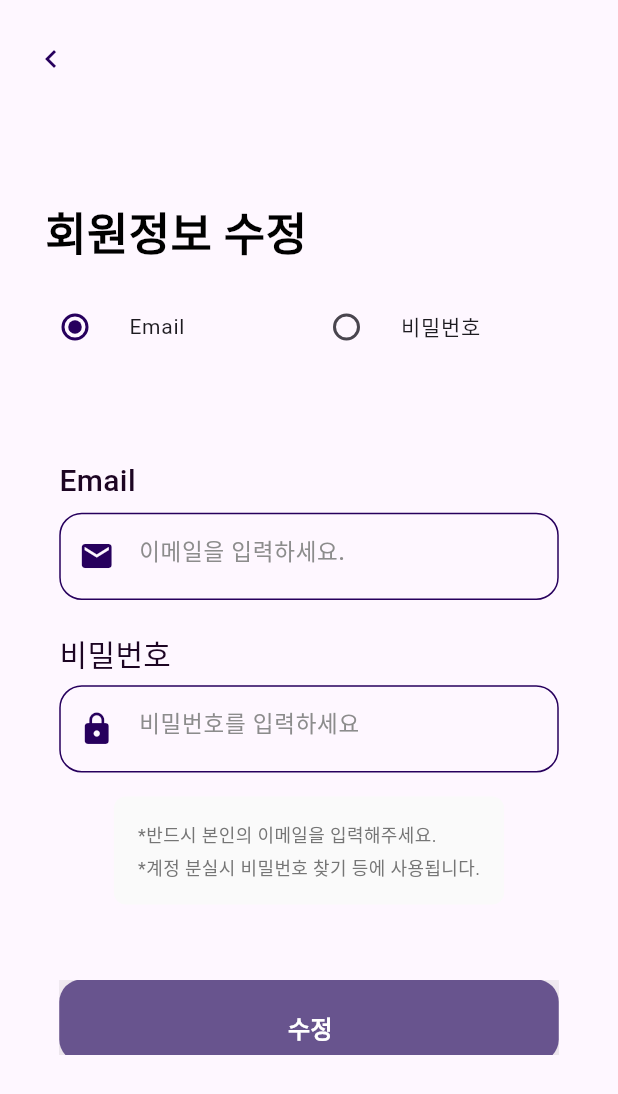
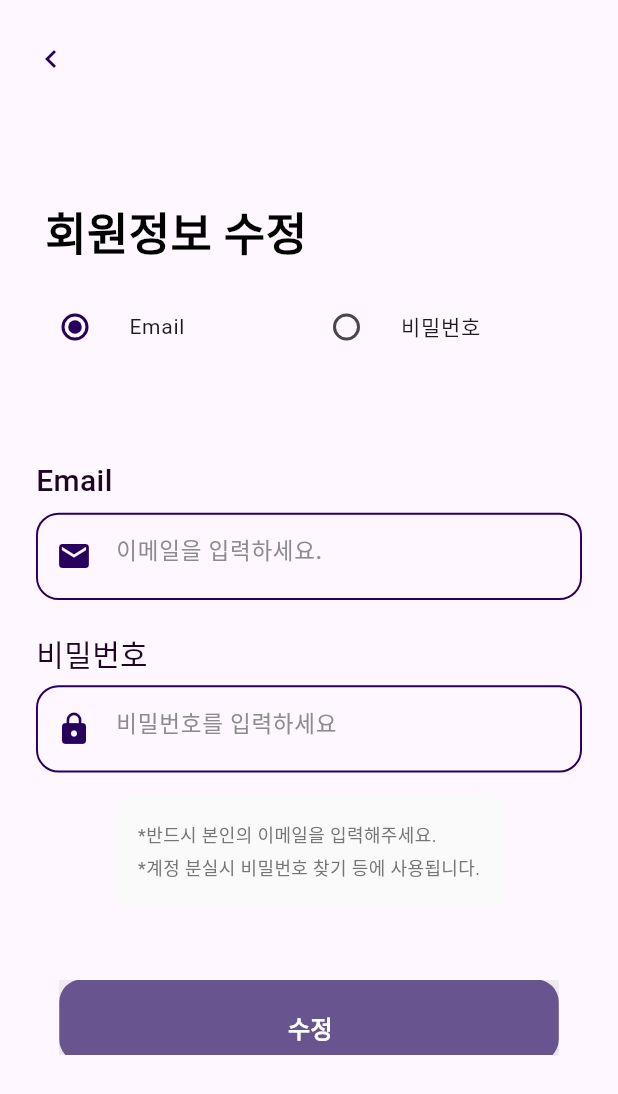
Before and after one commit to CSID-DGU/2025-2-CSC4004-1-1-Fratelli, a Flutter app: the EditProfilePage screen opened directly, on a phone screen of 412 x 824 dp. Shown: the top 1094 px of the screen. Run offline on Flutter 3.47's test engine with Material 3 defaults, Android fonts, the phone set to English and light mode, and no system bars; our stand-ins replace dio, file_picker, firebase_messaging, flutter_dotenv, flutter_local_notifications, flutter_riverpod and 4 more; accounts and stored records are empty; generated files the repository leaves out were written again; Roboto replaces fonts that are missing (K2D).

Commit message:
feat(login): Update FullButton and FullFormInput to use dynamic width based on screen size

```diff
--- a/front_app/lib/widgets/login/full_form_input.dart
+++ b/front_app/lib/widgets/login/full_form_input.dart
@@ -19,10 +19,15 @@ class FullFormInput extends StatelessWidget {
 
   @override
   Widget build(BuildContext context) {
+    // 화면 너비에서 양쪽 여백을 뺀 크기 계산
+    final screenWidth = MediaQuery.of(context).size.width;
+    final horizontalPadding = 24.0; // 양쪽 여백
+    final inputWidth = screenWidth - (horizontalPadding * 2);
+
     return Column(
       children: [
         Container(
-          width: 333,
+          width: inputWidth,
           height: 80,
           child: Column(
             crossAxisAlignment: CrossAxisAlignment.start,
@@ -49,12 +54,12 @@ class FullFormInput extends StatelessWidget {
               Expanded(
                 flex: 10,
                 child: Container(
-                  width:333,
+                  width: inputWidth,
                   height:53,
                   decoration: ShapeDecoration(
                     shape: RoundedRectangleBorder(
                       side: const BorderSide(
-                        width: 1,
+                        width: 1.3,
                         color: Color.fromRGBO(39, 0, 93, 1)
                         ),
                         borderRadius: BorderRadius.circular(15),
```
Also changed, not shown: front_app/lib/widgets/login/full_button.dart (+14 -8 lines).
